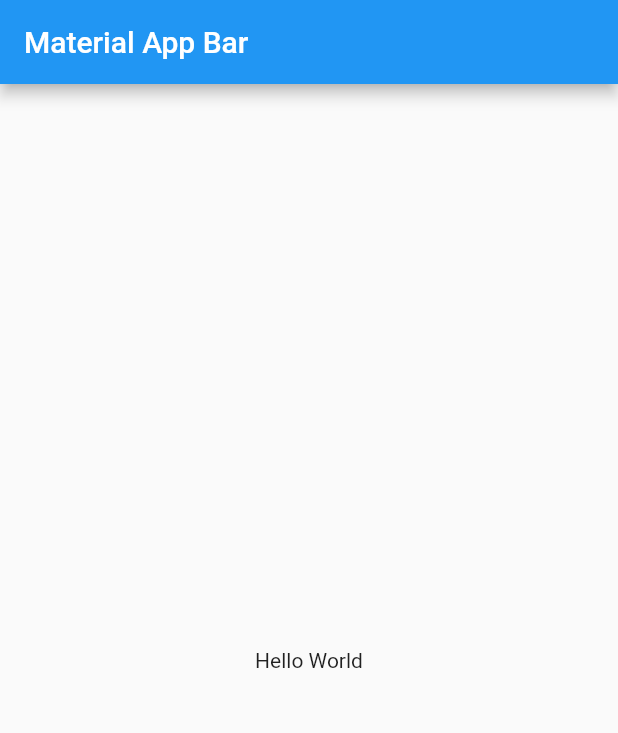
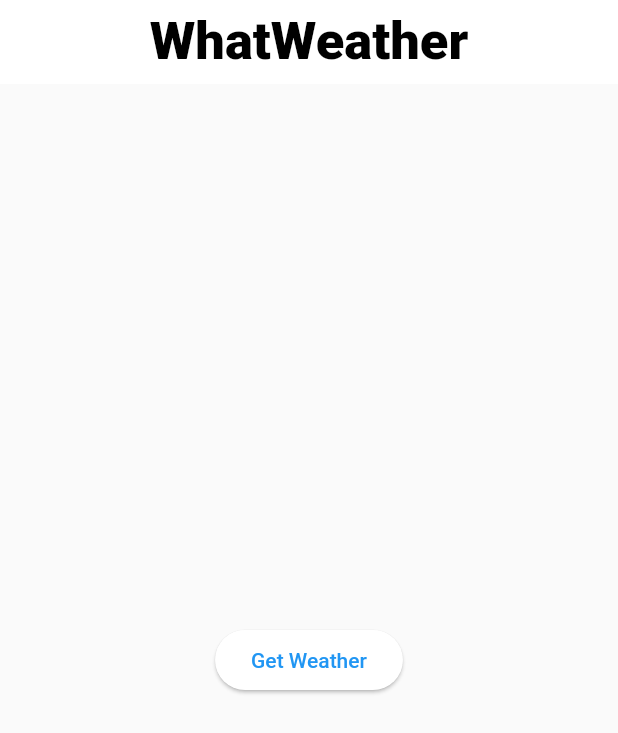
Before and after one commit to yamisagi/weather_app, a Flutter app: the screen it shows after launch, on a phone screen of 412 x 824 dp. Shown: the top 733 px of the screen. Run offline on Flutter 3.47's test engine with Material 2 defaults, Android fonts, the phone set to English and light mode, and no system bars; our stand-ins replace geolocator.

```diff
--- /dev/null
+++ b/lib/constants/constants.dart
@@ -0,0 +1,7 @@
+// ignore_for_file: constant_identifier_names
+
+class Constants {
+  // ------------STRINGS-------------
+  static const String APP_NAME = "WhatWeather";
+  static const String get_weather_button = "Get Weather";
+}
--- a/lib/main.dart
+++ b/lib/main.dart
@@ -1,6 +1,11 @@
 import 'package:flutter/material.dart';
+import 'package:weather_app/pages/home_page.dart';
+import 'package:weather_app/theme/theme.dart';
 
-void main() => runApp(const MyApp());
+void main() {
+  WidgetsFlutterBinding.ensureInitialized();
+  runApp(const MyApp());
+}
 
 class MyApp extends StatelessWidget {
   const MyApp({super.key});
@@ -8,17 +13,9 @@ class MyApp extends StatelessWidget {
   @override
   Widget build(BuildContext context) {
     return MaterialApp(
-      title: 'Material App',
-      home: Scaffold(
-        appBar: AppBar(
-          title: Text('Material App Bar'),
-        ),
-        body: Center(
-          child: Container(
-            child: Text('Hello World'),
-          ),
-        ),
-      ),
+      debugShowCheckedModeBanner: false,
+      theme: ProductTheme.lightTheme,
+      home: const HomePage(),
     );
   }
 }
--- /dev/null
+++ b/lib/pages/home_page.dart
@@ -0,0 +1,31 @@
+// ignore_for_file: use_build_context_synchronously
+
+import 'package:flutter/material.dart';
+import 'package:weather_app/constants/constants.dart';
+import 'package:weather_app/constants/service_components.dart';
+
+class HomePage extends StatefulWidget {
+  const HomePage({super.key});
+
+  @override
+  State<HomePage> createState() => _HomePageState();
+}
+
+class _HomePageState extends State<HomePage> {
+  @override
+  Widget build(BuildContext context) {
+    return Scaffold(
+      appBar: AppBar(
+        title: const Text(Constants.APP_NAME),
+      ),
+      body: Center(
+        child: ElevatedButton(
+          onPressed: () {
+            ServiceComponents.determinePosition(context);
+          },
+          child: const Text(Constants.get_weather_button),
+        ),
+      ),
+    );
+  }
+}
--- /dev/null
+++ b/lib/theme/theme.dart
@@ -0,0 +1,16 @@
+import 'package:flutter/material.dart';
+
+class ProductTheme {
+  ProductTheme._();
+
+  static final lightTheme = ThemeData.light().copyWith(
+    useMaterial3: true,
+    appBarTheme: const AppBarTheme(
+        centerTitle: true,
+        titleTextStyle: TextStyle(
+          color: Colors.black,
+          fontSize: 35,
+          fontWeight: FontWeight.w900,
+        )),
+  );
+}
```
Also changed, not shown: lib/constants/dialog_components.dart (added, +78 -0 lines), lib/constants/service_components.dart (added, +34 -0 lines), lib/pages/loading_page.dart (added, +14 -0 lines), lib/pages/result_screen.dart (added, +19 -0 lines), pubspec.yaml (+1 -50 lines), pubspec.lock, 2 other files.
